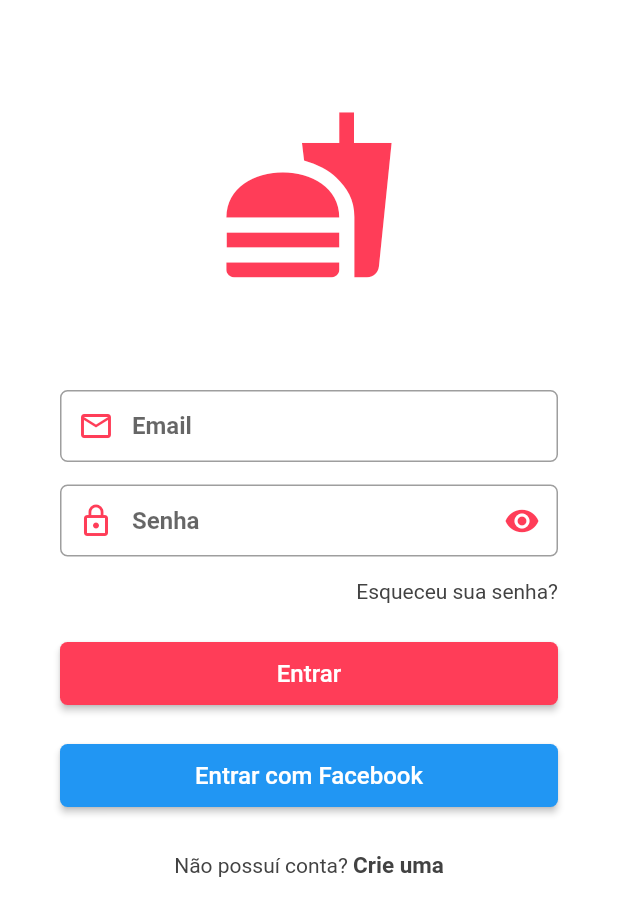
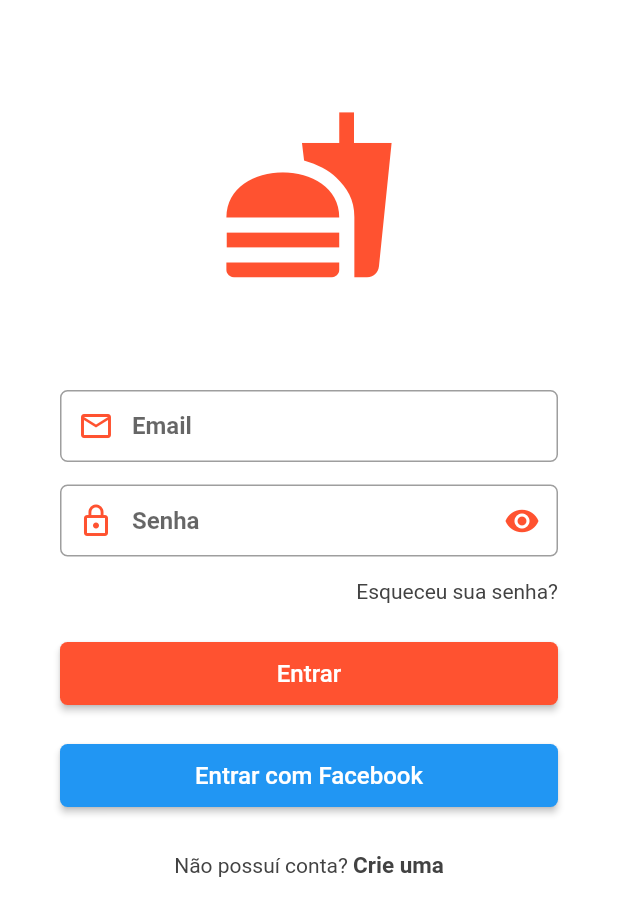
Before and after one commit to jaelsondev/fast, a Flutter app: the screen it shows after launch, on a phone screen of 412 x 824 dp. Shown: the top 916 px of the screen. Run offline on Flutter 3.47's test engine with Material 2 defaults, Android fonts, the phone set to English and light mode, and no system bars.

Commit message:
fix: alterando cor primária

```diff
--- a/lib/src/app.dart
+++ b/lib/src/app.dart
@@ -12,14 +12,15 @@ class App extends StatefulWidget {
 class _AppState extends State<App> {
   @override
   Widget build(BuildContext context) {
-    SystemChrome.setSystemUIOverlayStyle(SystemUiOverlayStyle(
-      statusBarColor: Colors.transparent,
-      statusBarIconBrightness: Brightness.dark
-    ));
+    // SystemChrome.setSystemUIOverlayStyle(SystemUiOverlayStyle(
+    //   statusBarColor: Colors.white,
+    //   statusBarBrightness: Brightness.dark,
+    //   statusBarIconBrightness: Brightness.dark
+    // ));
     return MaterialApp(
         debugShowCheckedModeBanner: false,
         theme: ThemeData(
-          primaryColor: Color(0xFFFF3D58),
+          primaryColor: Color(0xFFFF5230),
           textTheme: Theme.of(context).textTheme.apply(
             bodyColor: Colors.grey[800],
             displayColor: Colors.grey[800]
```
